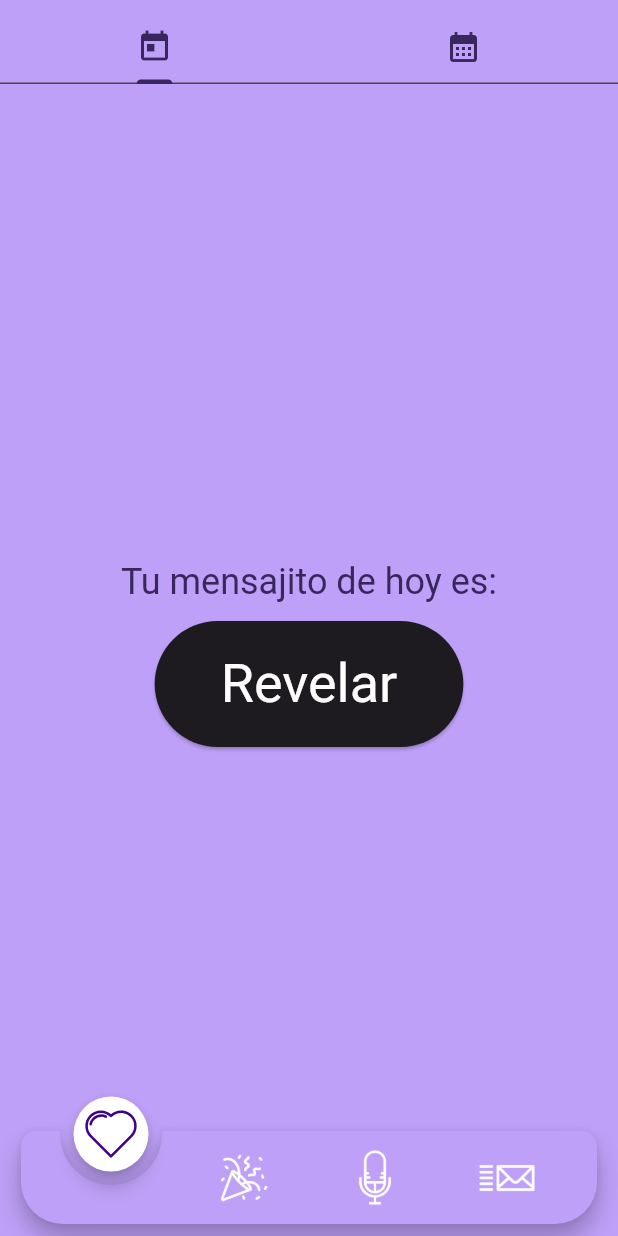
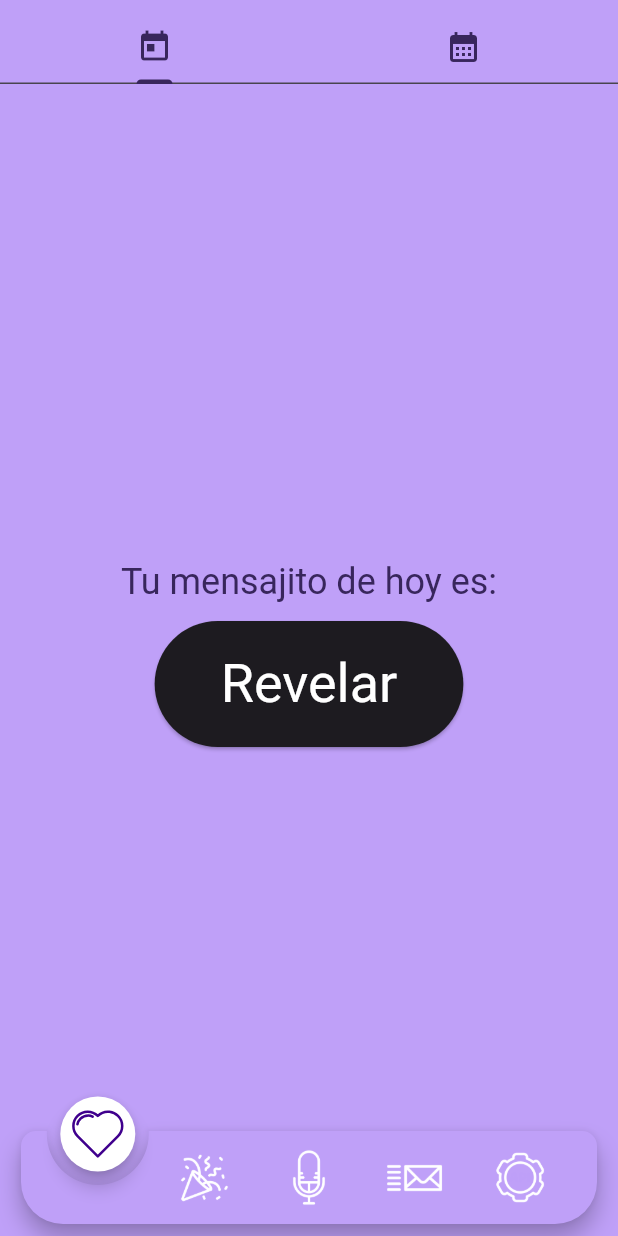
Before and after one commit to brunoanc/love, a Flutter app: the screen it shows after launch, on a phone screen of 412 x 824 dp. Run offline on Flutter 3.47's test engine with Material 3 defaults, Android fonts, the light colour scheme and no system bars; drawn by our look-alikes of animated_notch_bottom_bar; our stand-ins replace after_layout, firebase_core, firebase_messaging, lottie, shared_preferences, smooth_page_indicator; accounts and stored records are empty; generated files the repository leaves out were written again.

Commit message:
Add configuracion

```diff
--- a/lib/home_page.dart
+++ b/lib/home_page.dart
@@ -6,6 +6,7 @@ import 'pages/frases.dart';
 import 'pages/especial.dart';
 import 'pages/audios.dart';
 import 'pages/mensajes.dart';
+import 'pages/configuracion.dart';
 
 class HomePage extends StatefulWidget {
   const HomePage({super.key});
@@ -130,6 +131,31 @@ class _HomePageState extends State<HomePage> {
               ),
             ),
           ),
+          BottomBarItem(
+            activeItem: OverflowBox(
+              minWidth: 0,
+              minHeight: 0,
+              maxWidth: double.infinity,
+              maxHeight: double.infinity,
+              child: Lottie.asset(
+                width: 40,
+                height: 40,
+                repeat: false,
+                'assets/wired-outline-1330-rest-api.json'
+              ),
+            ),
+            inActiveItem: OverflowBox(
+              minWidth: 0,
+              minHeight: 0,
+              maxWidth: double.infinity,
+              maxHeight: double.infinity,
+              child: Image.asset(
+                width: 40,
+                height: 40,
+                'assets/wired-outline-1330-rest-api.png'
+              ),
+            ),
+          ),
         ],
         onTap: (index) {
           setState(() {
@@ -151,6 +177,7 @@ class _HomePageState extends State<HomePage> {
           const Especial(),
           const Audios(),
           const Mensajes(),
+          const Configuracion(),
         ][currentPageIndex],
       ),
     );
--- /dev/null
+++ b/lib/pages/configuracion.dart
@@ -0,0 +1,14 @@
+import 'package:flutter/material.dart';
+
+class Configuracion extends StatelessWidget {
+  const Configuracion({super.key});
+
+  @override
+  Widget build(BuildContext context) {
+    //final ThemeData theme = Theme.of(context);
+
+    return const Center(
+      child: Text('Configuracion'),
+    );
+  }
+}
```
Also changed, not shown: assets/wired-outline-1330-rest-api.json (added, +1 -0 lines), assets/wired-outline-1330-rest-api.png (added). Lines whose indentation alone changed are shown as unchanged.
